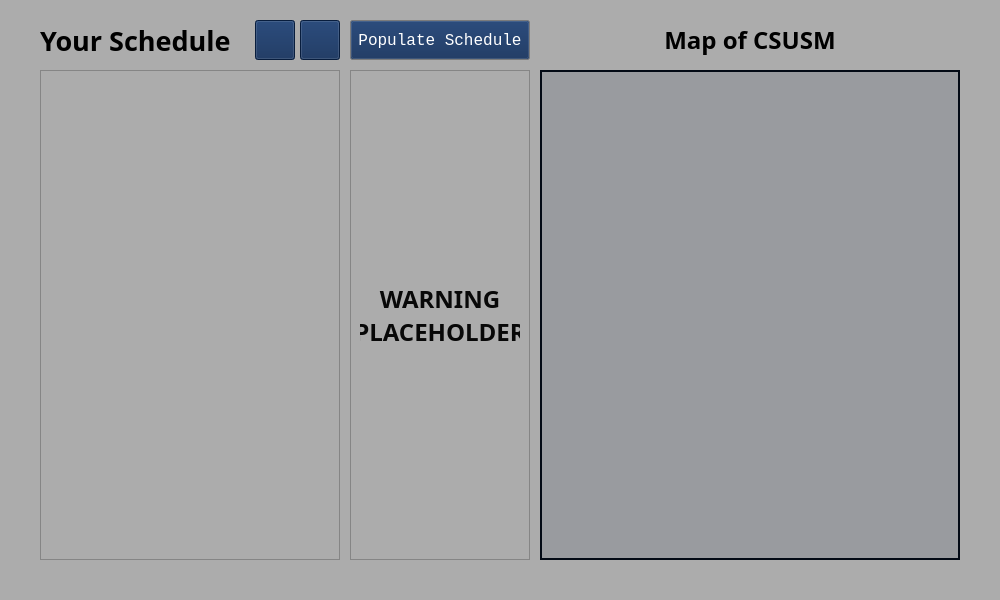
Old version of the form 370-project/mainwindow.ui in the repository rochanehurst/CS370-Team3.
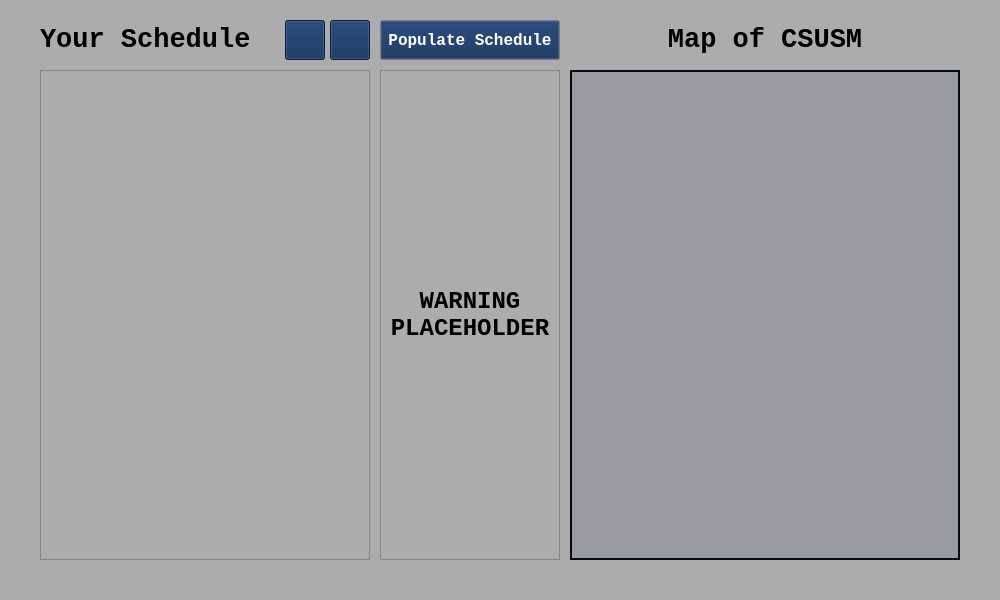
New version of the form. Icons and pictures are not drawn.

```diff
--- a/370-project/mainwindow.ui
+++ b/370-project/mainwindow.ui
@@ -536,13 +536,13 @@
       </property>
       <property name="minimumSize">
        <size>
-        <width>300</width>
+        <width>330</width>
         <height>400</height>
        </size>
       </property>
       <property name="maximumSize">
        <size>
-        <width>300</width>
+        <width>330</width>
         <height>16777215</height>
        </size>
       </property>
@@ -557,7 +557,7 @@
         <rect>
          <x>0</x>
          <y>0</y>
-         <width>298</width>
+         <width>328</width>
          <height>481</height>
         </rect>
        </property>
@@ -653,64 +653,9 @@
           <height>40</height>
          </size>
         </property>
-        <property name="palette">
-         <palette>
-          <active>
-           <colorrole role="ButtonText">
-            <brush brushstyle="SolidPattern">
-             <color alpha="255">
-              <red>255</red>
-              <green>255</green>
-              <blue>255</blue>
-             </color>
-            </brush>
-           </colorrole>
-           <colorrole role="HighlightedText">
-            <brush brushstyle="SolidPattern">
-             <color alpha="255">
-              <red>255</red>
-              <green>255</green>
-              <blue>255</blue>
-             </color>
-            </brush>
-           </colorrole>
-          </active>
-          <inactive>
-           <colorrole role="ButtonText">
-            <brush brushstyle="SolidPattern">
-             <color alpha="255">
-              <red>255</red>
-              <green>255</green>
-              <blue>255</blue>
-             </color>
-            </brush>
-           </colorrole>
-           <colorrole role="HighlightedText">
-            <brush brushstyle="SolidPattern">
-             <color alpha="255">
-              <red>255</red>
-              <green>255</green>
-              <blue>255</blue>
-             </color>
-            </brush>
-           </colorrole>
-          </inactive>
-          <disabled>
-           <colorrole role="HighlightedText">
-            <brush brushstyle="SolidPattern">
-             <color alpha="255">
-              <red>255</red>
-              <green>255</green>
-              <blue>255</blue>
-             </color>
-            </brush>
-           </colorrole>
-          </disabled>
-         </palette>
-        </property>
         <property name="font">
          <font>
-          <family>Trebuchet MS</family>
+          <family>Courier New</family>
           <pointsize>20</pointsize>
           <bold>true</bold>
          </font>
@@ -892,136 +837,13 @@
             <height>16777215</height>
            </size>
           </property>
-          <property name="palette">
-           <palette>
-            <active>
-             <colorrole role="WindowText">
-              <brush brushstyle="SolidPattern">
-               <color alpha="255">
-                <red>8</red>
-                <green>8</green>
-                <blue>8</blue>
-               </color>
-              </brush>
-             </colorrole>
-             <colorrole role="Text">
-              <brush brushstyle="SolidPattern">
-               <color alpha="255">
-                <red>8</red>
-                <green>8</green>
-                <blue>8</blue>
-               </color>
-              </brush>
-             </colorrole>
-             <colorrole role="ButtonText">
-              <brush brushstyle="SolidPattern">
-               <color alpha="255">
-                <red>8</red>
-                <green>8</green>
-                <blue>8</blue>
-               </color>
-              </brush>
-             </colorrole>
-             <colorrole role="PlaceholderText">
-              <brush brushstyle="SolidPattern">
-               <color alpha="128">
-                <red>8</red>
-                <green>8</green>
-                <blue>8</blue>
-               </color>
-              </brush>
-             </colorrole>
-            </active>
-            <inactive>
-             <colorrole role="WindowText">
-              <brush brushstyle="SolidPattern">
-               <color alpha="255">
-                <red>8</red>
-                <green>8</green>
-                <blue>8</blue>
-               </color>
-              </brush>
-             </colorrole>
-             <colorrole role="Text">
-              <brush brushstyle="SolidPattern">
-               <color alpha="255">
-                <red>8</red>
-                <green>8</green>
-                <blue>8</blue>
-               </color>
-              </brush>
-             </colorrole>
-             <colorrole role="ButtonText">
-              <brush brushstyle="SolidPattern">
-               <color alpha="255">
-                <red>8</red>
-                <green>8</green>
-                <blue>8</blue>
-               </color>
-              </brush>
-             </colorrole>
-             <colorrole role="PlaceholderText">
-              <brush brushstyle="SolidPattern">
-               <color alpha="128">
-                <red>8</red>
-                <green>8</green>
-                <blue>8</blue>
-               </color>
-              </brush>
-             </colorrole>
-            </inactive>
-            <disabled>
-             <colorrole role="WindowText">
-              <brush brushstyle="SolidPattern">
-               <color alpha="255">
-                <red>8</red>
-                <green>8</green>
-                <blue>8</blue>
-               </color>
-              </brush>
-             </colorrole>
-             <colorrole role="Text">
-              <brush brushstyle="SolidPattern">
-               <color alpha="255">
-                <red>8</red>
-                <green>8</green>
-                <blue>8</blue>
-               </color>
-              </brush>
-             </colorrole>
-             <colorrole role="ButtonText">
-              <brush brushstyle="SolidPattern">
-               <color alpha="255">
-                <red>8</red>
-                <green>8</green>
-                <blue>8</blue>
-               </color>
-              </brush>
-             </colorrole>
-             <colorrole role="PlaceholderText">
-              <brush brushstyle="SolidPattern">
-               <color alpha="128">
-                <red>8</red>
-                <green>8</green>
-                <blue>8</blue>
-               </color>
-              </brush>
-             </colorrole>
-            </disabled>
-           </palette>
-          </property>
           <property name="font">
            <font>
-            <family>Trebuchet MS</family>
+            <family>Courier New</family>
             <pointsize>18</pointsize>
             <bold>true</bold>
            </font>
           </property>
-          <property name="styleSheet">
-           <string notr="true">QLabel {
-	color: #080808 !important;
-}</string>
-          </property>
           <property name="text">
            <string>WARNING PLACEHOLDER</string>
           </property>
@@ -1059,8 +881,8 @@
       </property>
       <property name="font">
        <font>
-        <family>Trebuchet MS</family>
-        <pointsize>18</pointsize>
+        <family>Courier New</family>
+        <pointsize>20</pointsize>
         <bold>true</bold>
        </font>
       </property>
@@ -1110,8 +932,9 @@
       </property>
       <property name="font">
        <font>
-        <family>Lucida Console</family>
+        <family>Courier New</family>
         <pointsize>12</pointsize>
+        <bold>true</bold>
        </font>
       </property>
       <property name="cursor">
```
Left out of the diff: 8 changed lines with no effect on the pictures.
